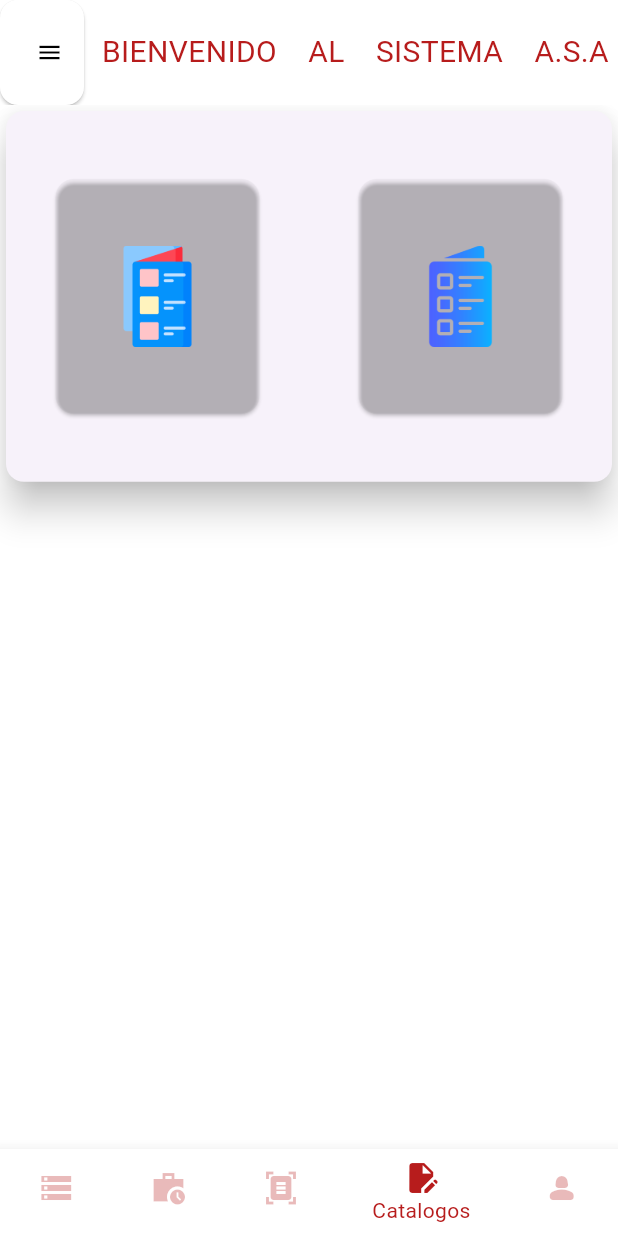
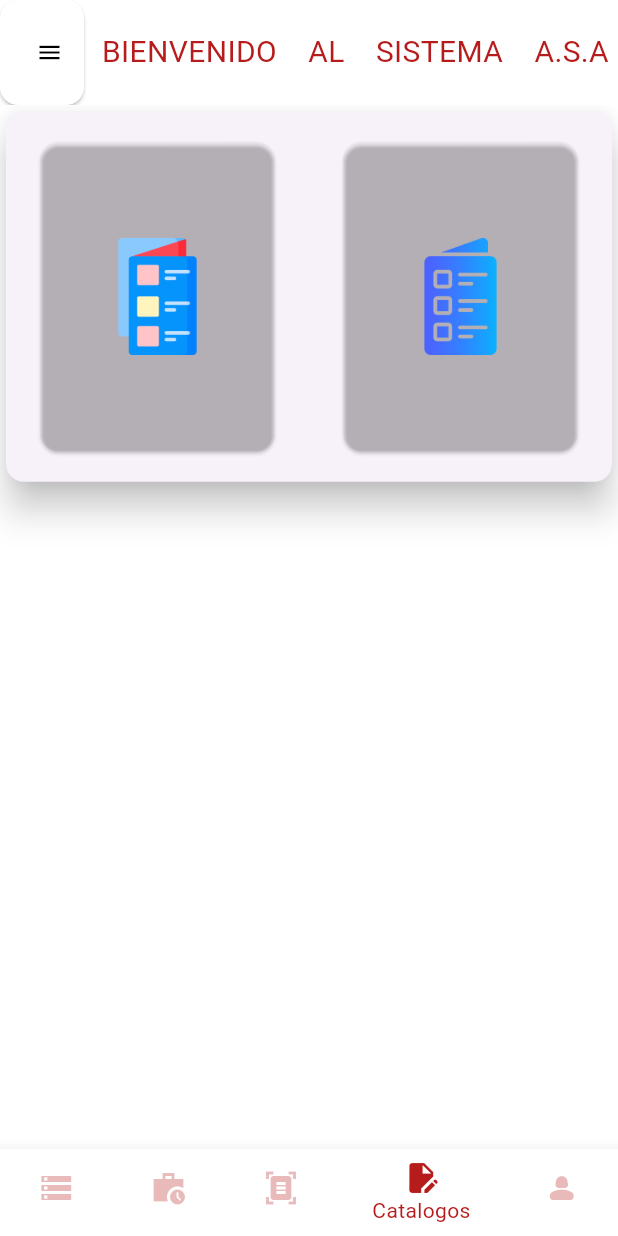
Before and after one commit to LuisCalleLazo/SanAndres_Mobile, a Flutter app: the HomePage screen opened by its route, swiped to page 4, on a phone screen of 412 x 824 dp. Run offline on Flutter 3.47's test engine with Material 3 defaults, Android fonts, the phone set to English and light mode, and no system bars; our stand-ins replace dio, flutter_dotenv, flutter_secure_storage, go_router, google_fonts, image_picker and 4 more; missing offline and left inert: flutter_pdfview; accounts and stored records are empty; network calls fail.

Commit message:
Resolve Errors Sizes

```diff
--- a/lib/presentation/screens/home/catalogs_screen.dart
+++ b/lib/presentation/screens/home/catalogs_screen.dart
@@ -6,6 +6,8 @@ class CatalogsScreen extends StatelessWidget {
 
   @override
   Widget build(BuildContext context) {
+    double widthBtn = MediaQuery.of(context).size.width * 0.5 - 50;
+    double heightBtn = MediaQuery.of(context).size.height * 0.25;
     return  ListView(
       children: [
         Card(
@@ -18,14 +20,14 @@ class CatalogsScreen extends StatelessWidget {
               children: [
                 BtnImgDev(
                   onPressed: () {},
-                  width: MediaQuery.of(context).size.width * 0.45 - 50,
-                  heigth: MediaQuery.of(context).size.height * 0.25 - 50,
+                  width: widthBtn,
+                  heigth: heightBtn,
                   img: "catalogo1.png",
                 ),
                 BtnImgDev(
                   onPressed: () {},
-                  width: MediaQuery.of(context).size.width * 0.45 - 50,
-                  heigth: MediaQuery.of(context).size.height * 0.25 - 50,
+                  width: widthBtn,
+                  heigth: heightBtn,
                   img: "catalogo2.png",
                 ),
               ],
--- a/lib/presentation/screens/home/clients_screen.dart
+++ b/lib/presentation/screens/home/clients_screen.dart
@@ -12,7 +12,7 @@ class ClientsScreen extends StatefulWidget {
 class _ClientsScreenState extends State<ClientsScreen> {
   bool _isExpanded = false;
   late bool stateOptions;
-  _loadData() {}
+  // _loadData() {}
 
   @override
   void initState() {
@@ -44,7 +44,7 @@ class _ClientsScreenState extends State<ClientsScreen> {
           GestureDetector(
             onTap: _toggleExpand,
             child: Container(
-              color: Colors.black.withOpacity(0.5),
+              color: const Color.fromARGB(60, 88, 67, 67),
               width: double.infinity,
               height: double.infinity,
             ),
--- a/lib/presentation/screens/home/sales_screen.dart
+++ b/lib/presentation/screens/home/sales_screen.dart
@@ -21,7 +21,7 @@ class _SalesScreenState extends State<SalesScreen> {
   final valueManagerInt = ValueNotifierManager<int?>();
   bool _isExpanded = false;
   late bool stateOptions;
-  _loadData() {}
+  // _loadData() {}
 
   @override
   void initState() {
--- a/lib/presentation/services/api_client_secure.dart
+++ b/lib/presentation/services/api_client_secure.dart
@@ -54,9 +54,7 @@ class ApiSecure {
         return dotenv.env['API_USER_URL']!;
       case ServicesASA.chatService:
         return dotenv.env['API_WORK_URL']!;
-      default:
-        return dotenv.env['API_USER_URL']!;
-    }
+      }
   }
 }
 
--- a/lib/presentation/widgets/card/card_add_sale.dart
+++ b/lib/presentation/widgets/card/card_add_sale.dart
@@ -86,7 +86,7 @@ class _CardAddSaleState extends State<CardAddSale> {
                       mainAxisAlignment: MainAxisAlignment.spaceBetween,
                       children: [
                         const Text(
-                          "Precio por unidad:",
+                          "Precio unitario:",
                           style: TextStyle(fontWeight: FontWeight.bold),
                         ),
                         Text(
```
Also changed, not shown: lib/presentation/pages/sales/edit_sale_page.dart (+6 -2 lines), lib/presentation/widgets/dropdown/dropdown_select_dev.dart (+3 -4 lines).
